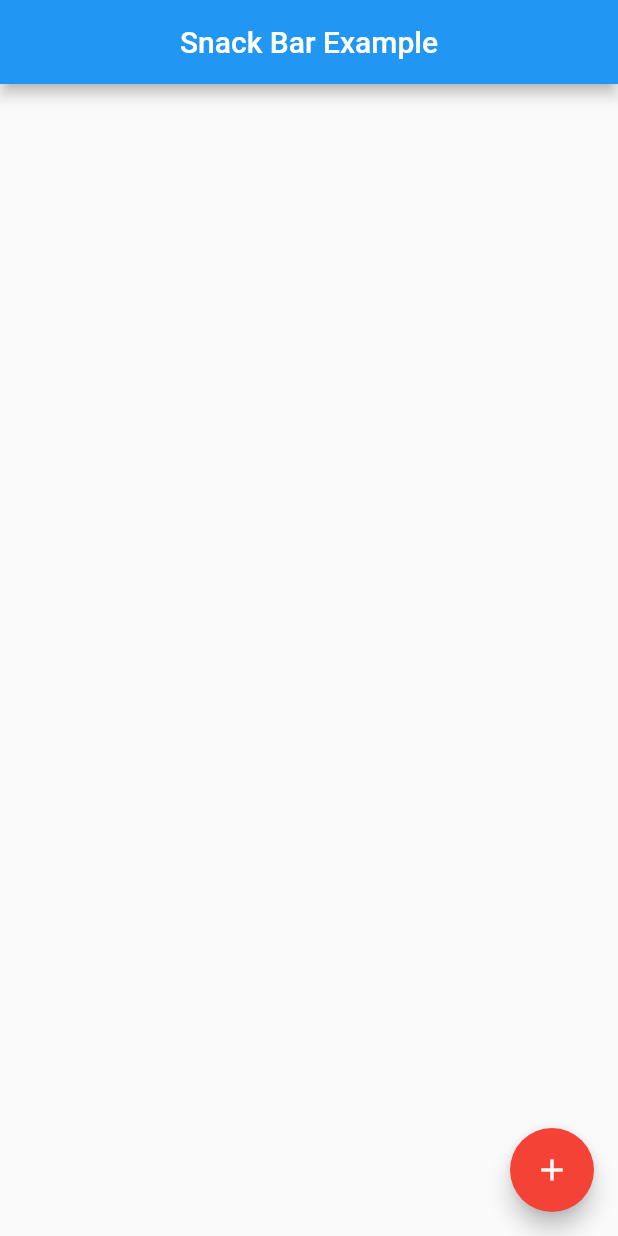
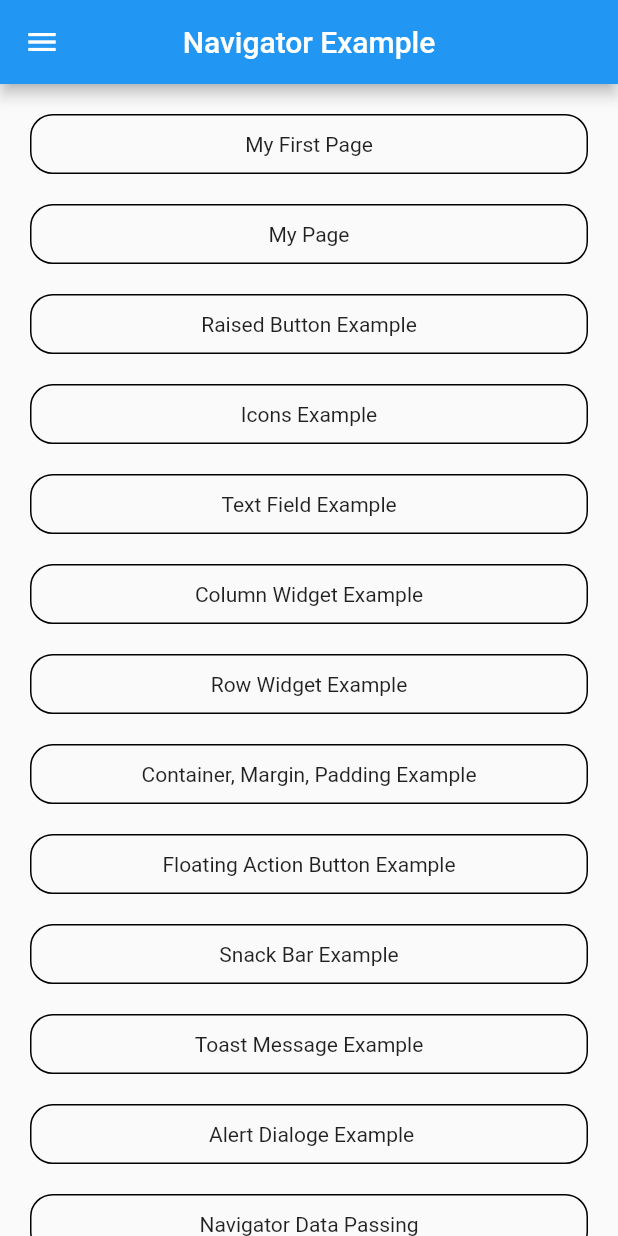
Before and after one commit to rameshboyee-personal/flutter_learning, a Flutter app: the screen it shows after launch, on a phone screen of 412 x 824 dp. Run offline on Flutter 3.47's test engine with Material 2 defaults, Android fonts, the phone set to English and light mode, and no system bars; our stand-ins replace fluttertoast.

Commit message:
Regarding practicing  on some on below widgets... ---------------------------------------- user_form.dart userDetails.dart ListViewDataPassing dynamic_list_view_data_passing.dart list_data_passed_page.dart Screens alert_dialoge_example.dart column_widget.dart dynamic_list_view.dart list_view_example.dart my_page.dart MyIcon.dart navigator_example.dart raised_button.dart row_widget.dart text_field_page.dart toast_message_example.dart main.dart pubspec.lock pubspec.yaml ---------------------------------------- above files are pushed to master... ---------------------------------------

```diff
--- /dev/null
+++ b/lib/DataPassingBetweenTwoScreens/userDetails.dart
@@ -0,0 +1,45 @@
+
+import 'package:flutter/cupertino.dart';
+import 'package:flutter/material.dart';
+
+class UserDetailsPage extends StatelessWidget {
+
+  late String email,phoneNumber;
+  UserDetailsPage(this.email,this.phoneNumber);
+  @override
+  Widget build(BuildContext context) {
+    return Scaffold(
+      appBar: AppBar(
+        title: Text("User Details Page"),
+        centerTitle: true,
+      ),
+      body: ListView(
+        padding: EdgeInsets.all(20),
+        children: [
+          SizedBox(
+            height: 50,
+            child: Row(
+              mainAxisAlignment: MainAxisAlignment.spaceAround,
+              children: [
+                Text("E-Mail"),
+                Text("$email")
+              ],
+            ),
+          ),
+
+          SizedBox(
+            height: 50,
+            child: Row(
+              mainAxisAlignment: MainAxisAlignment.spaceAround,
+              children: [
+                Text("Phone Number"),
+                Text("$phoneNumber")
+              ],
+            ),
+          )
+
+        ],
+      ),
+    );
+  }
+}
--- /dev/null
+++ b/lib/DataPassingBetweenTwoScreens/user_form.dart
@@ -0,0 +1,60 @@
+import 'package:flutter/material.dart';
+import 'package:hello_world/DataPassingBetweenTwoScreens/userDetails.dart';
+
+class userForm extends StatelessWidget {
+
+  TextEditingController emailController = TextEditingController();
+  TextEditingController phoneNumberController = TextEditingController();
+
+  @override
+  Widget build(BuildContext context) {
+    return Scaffold(
+      appBar: AppBar(title: Text("User Form")),
+      body: Container(
+        margin: EdgeInsets.all(16),
+        child: Column(
+          children: [
+            Container(
+              margin: EdgeInsets.all(16),
+              child: TextField(
+                controller: emailController,
+                keyboardType: TextInputType.emailAddress,
+                decoration: InputDecoration(
+                    hintText: "Enter Email",
+                    suffixIcon: Icon(Icons.mail),
+                    border: OutlineInputBorder()),
+              ),
+            ),
+            Container(
+              margin: EdgeInsets.all(16),
+              child: TextField(
+                controller: phoneNumberController,
+                keyboardType: TextInputType.phone,
+                decoration: InputDecoration(
+                    hintText: "Enter Phone Number",
+                    suffixIcon: Icon(Icons.phone),
+                    border: OutlineInputBorder()),
+              ),
+            ),
+            Container(
+              margin: const EdgeInsets.all(16),
+              child: RaisedButton(
+                onPressed: () {
+                  goToUserDetailsPage(context);
+                },
+                child: const Text("Go to Details Page"),
+              ),
+            )
+          ],
+        ),
+      ),
+    );
+  }
+  goToUserDetailsPage(BuildContext context) {
+    Navigator.push(
+        context,
+        MaterialPageRoute(builder: (context)=> UserDetailsPage(emailController.text.toString(),phoneNumberController.text.toString()) )
+    );
+
+  }
+}
--- /dev/null
+++ b/lib/ListViewDataPassing/dynamic_list_view_data_passing.dart
@@ -0,0 +1,47 @@
+import 'package:flutter/cupertino.dart';
+import 'package:flutter/material.dart';
+
+import 'list_data_passed_page.dart';
+
+class ListViewDataPassingExample extends StatelessWidget {
+  const ListViewDataPassingExample({Key? key}) : super(key: key);
+
+  @override
+  Widget build(BuildContext context) {
+    return Scaffold(
+      appBar: AppBar(
+        title: Text("Dynamic List View Data Passing Example"),
+        centerTitle: true,
+      ),
+      body: createListView(),
+    );
+  }
+
+  List<String> generateListItems() {
+    // List<String> list =List.generate(21, (counter) => "Item $counter");
+    List<String> list = ['Belize', 'Benin	', 'India', 'Bolivia', 'Brazil','Brunei'];
+
+    return list;
+  }
+
+  Widget createListView() {
+    var listItems = generateListItems();
+    var listView = ListView.builder(
+        itemCount: listItems.length,
+        itemBuilder: (context, index) {
+          return ListTile(
+            title: Text(listItems[index]),
+            leading: Icon(Icons.phone),
+            trailing: Icon(Icons.arrow_forward),
+            subtitle: Text("How are you"),
+            onTap: () => goTOListDataPassedPage(context,listItems[index])
+          );
+        });
+
+    return listView;
+  }
+
+  goTOListDataPassedPage(BuildContext context , String listStr) {
+    Navigator.push(context, MaterialPageRoute(builder: (context)=>ListViewDataPassedPage(listStr)));
+  }
+}
--- /dev/null
+++ b/lib/ListViewDataPassing/list_data_passed_page.dart
@@ -0,0 +1,17 @@
+import 'package:flutter/cupertino.dart';
+import 'package:flutter/material.dart';
+
+class ListViewDataPassedPage extends StatelessWidget {
+  String country;
+  ListViewDataPassedPage(this.country);
+
+  @override
+  Widget build(BuildContext context) {
+    return Scaffold(
+      appBar: AppBar(
+        title: Text("Welcome To $country"),
+      ),
+      body: Center(child: Text("I Love  $country"))
+    );
+  }
+}
--- a/lib/Screens/MyIcon.dart
+++ b/lib/Screens/MyIcon.dart
@@ -1,11 +1,25 @@
 import 'package:flutter/material.dart';
 
 class MyIcon extends StatelessWidget {
-
-
   @override
   Widget build(BuildContext context) {
-    return Text("I am Stateless Widget .I don't change never.");
+    return Scaffold(
+      appBar: AppBar(
+        title: const Text("Icons Page"),
+        centerTitle: true,
+      ),
+      body: Center(child: Column(
+        mainAxisAlignment: MainAxisAlignment.spaceEvenly,
+        children: [
+          Text("I am Stateless Widget .I don't change never."),
+          Text("Below are some Icons"),
+          Icon(Icons.abc),
+          Icon(Icons.home),
+          Icon(Icons.done),
+          Icon(Icons.airplane_ticket),
+
+        ],
+      )),
+    );
   }
-
 }
--- /dev/null
+++ b/lib/Screens/alert_dialoge_example.dart
@@ -0,0 +1,65 @@
+
+import 'package:flutter/material.dart';
+import 'package:fluttertoast/fluttertoast.dart';
+
+class AlertDialogeExample extends StatelessWidget {
+  const AlertDialogeExample({Key? key}) : super(key: key);
+
+  @override
+  Widget build(BuildContext context) {
+    return Scaffold(
+
+      appBar: AppBar(
+        title: const Text("Alert Dialoge Example"),
+        centerTitle: true,
+      ),
+
+      body: RaisedButton(
+        onPressed: () {
+          craeteAlertDialoge(context);
+        },
+        child: const Text('Show Alert Dialoge'),
+      ),
+
+
+    );
+  }
+
+  craeteAlertDialoge(BuildContext context) {
+    var alertDialoge = AlertDialog(
+       title: Text("Congrats!!"),
+       content: Text("Congrats You have wone iPhone 7 plus!!"),
+       backgroundColor: Colors.green,
+       elevation: 10.0 ,
+      actions: [
+        RaisedButton(onPressed: () {
+          Navigator.pop(context);
+         },
+          child: Icon(Icons.cancel),),
+
+        RaisedButton(onPressed: () {
+          Navigator.pop(context);
+        },
+          child: Icon(Icons.tiktok_outlined),),
+        GestureDetector(
+          child: Icon(Icons.home),
+          onTap: () {
+            Navigator.pop(context);
+          },
+        ),
+        GestureDetector(
+          child: Text("Ok"),
+          onTap: () {
+            Navigator.pop(context);
+          },
+        )
+      ],
+    );
+    showDialog(
+        context: context,
+        builder: (BuildContext context){
+         return alertDialoge;
+    });
+  }
+
+}
--- a/lib/Screens/column_widget.dart
+++ b/lib/Screens/column_widget.dart
@@ -8,10 +8,10 @@ class ColoumnWidgetPage extends StatelessWidget {
     return Scaffold(
         backgroundColor: Colors.white60,
         appBar: AppBar(
-          title: const Text("First Page"),
+          title: const Text("Column Widget Example"),
           centerTitle: true,
-          backgroundColor: Colors.yellow,
-          leading: Icon(Icons.home),
+          backgroundColor: Colors.green,
+          // leading: Icon(Icons.home),
         ),
         body: Center(
           child: Column(
--- /dev/null
+++ b/lib/Screens/dynamic_list_view.dart
@@ -0,0 +1,40 @@
+import 'package:flutter/material.dart';
+
+class DynamicListViewExample extends StatelessWidget {
+  const DynamicListViewExample({Key? key}) : super(key: key);
+
+  @override
+  Widget build(BuildContext context) {
+    return Scaffold(
+      appBar: AppBar(
+        title: Text("Dynamic List View Example"),
+        centerTitle: true,
+      ),
+      body: createListView(),
+    );
+  }
+
+  List<String> generateListItems() {
+    List<String> list =List.generate(21, (counter) => "Item $counter");
+    return list;
+  }
+  Widget createListView() {
+
+    var listItems = generateListItems();
+    var listView = ListView.builder(itemCount:listItems.length,itemBuilder: (context,index) {
+
+      return ListTile(
+        title: Text(listItems[index]),
+        leading: Icon(Icons.money),
+        trailing: Icon(Icons.light),
+        subtitle: Text("How are you"),
+        onTap: () {
+          print(listItems[index]);
+        },
+      );
+
+    });
+
+    return listView;
+  }
+}
--- /dev/null
+++ b/lib/Screens/list_view_example.dart
@@ -0,0 +1,43 @@
+import 'package:flutter/material.dart';
+
+class ListViewExample extends StatelessWidget {
+  const ListViewExample({Key? key}) : super(key: key);
+
+  @override
+  Widget build(BuildContext context) {
+    return Scaffold(
+      appBar: AppBar(
+        title: const Text("List View Example"),
+        centerTitle: true,
+      ),
+      body: createListView(),
+    );
+  }
+
+  Widget createListView() {
+    var listView = ListView(
+      padding: EdgeInsets.all(8),
+      children:  <Widget>[
+        ListTile(
+
+          leading: Icon(Icons.phone),
+          title: Text("Mobile Phone"),
+          subtitle: Text("This is ListTile"),
+          trailing: Icon(Icons.attach_money),
+          onTap: () {
+            print("Mobiles");
+          },
+        ),
+        ListTile(
+          leading: Icon(Icons.laptop_chromebook),
+          title: Text("New Chrome Book"),
+        ),
+        Text("This is text in List View"),
+        Text("This is text in List View"),
+        Container(color: Colors.blueGrey,height: 78,child: Text("1.This is Container in List View\n 2.Build list View in Dynamic"),padding: EdgeInsets.all(8),)
+      ],
+    );
+
+    return listView;
+  }
+}
--- a/lib/Screens/my_page.dart
+++ b/lib/Screens/my_page.dart
@@ -1,10 +1,13 @@
 import 'package:flutter/cupertino.dart';
+import 'package:flutter/material.dart';
 
 class MyPage extends StatelessWidget {
   const MyPage({Key? key}) : super(key: key);
 
   @override
   Widget build(BuildContext context) {
-    return  const Text("This is from different file");
+    return   const Scaffold(
+      body: Center(child: Text("This is from different file")),
+    );
   }
 }
--- /dev/null
+++ b/lib/Screens/navigator_example.dart
@@ -0,0 +1,320 @@
+import 'package:flutter/material.dart';
+import 'package:hello_world/Screens/MyIcon.dart';
+import 'package:hello_world/Screens/alert_dialoge_example.dart';
+import 'package:hello_world/Screens/container_margin_padding.dart';
+import 'package:hello_world/Screens/dynamic_list_view.dart';
+import 'package:hello_world/Screens/my_first_page.dart';
+import 'package:hello_world/Screens/my_page.dart';
+import 'package:hello_world/Screens/raised_button.dart';
+import 'package:hello_world/Screens/row_widget.dart';
+import 'package:hello_world/Screens/snack_bar.dart';
+import 'package:hello_world/Screens/text_field_page.dart';
+import 'package:hello_world/Screens/toast_message_example.dart';
+
+import '../DataPassingBetweenTwoScreens/user_form.dart';
+import 'column_widget.dart';
+import '../ListViewDataPassing/dynamic_list_view_data_passing.dart';
+import 'floating_action_button.dart';
+import 'list_view_example.dart';
+
+class NavigatorExample extends StatelessWidget {
+  const NavigatorExample({Key? key}) : super(key: key);
+
+  @override
+  Widget build(BuildContext context) {
+    return Scaffold(
+        appBar: AppBar(
+          title: const Text("Navigator Example"),
+          centerTitle: true,
+          leading: Icon(Icons.menu),
+        ),
+        body: Center(
+          child: ListView(
+            padding: EdgeInsets.all(10),
+            children: [
+              GestureDetector(
+                  child: Container(
+                    decoration: BoxDecoration(
+                        borderRadius: BorderRadius.circular(15.0),
+                        border: Border.all(color: Colors.black)),
+                    height: 40,
+                    margin: EdgeInsets.all(10),
+                    child: Center(child: (Text("My First Page"))),
+                  ),
+                  onTap: () => goToFirstScreen(context)
+              ),
+
+              GestureDetector(
+                  child: Container(
+                    height: 40,
+                    decoration: BoxDecoration(
+                        borderRadius: BorderRadius.circular(15.0),
+                        border: Border.all(color: Colors.black)),
+                    margin: EdgeInsets.all(10),
+                    child: Center(child: (Text("My Page"))),
+                  ),
+                  onTap: () => goToMyPage(context)
+              ),
+
+              GestureDetector(
+                  child: Container(
+                    height: 40,
+                    decoration: BoxDecoration(
+                        borderRadius: BorderRadius.circular(15.0),
+                        border: Border.all(color: Colors.black)),
+                    margin: EdgeInsets.all(10),
+                    child: Center(child: (Text("Raised Button Example"))),
+                  ),
+                  onTap: () => goToRaisedButtonExample(context)
+              ),
+
+              GestureDetector(
+                child: Container(
+                  height: 40,
+                  decoration: BoxDecoration(
+                      borderRadius: BorderRadius.circular(15.0),
+                      border: Border.all(color: Colors.black)),
+                  margin: const EdgeInsets.all(10),
+                  child: Center(child: (const Text("Icons Example"))),
+                ),
+                onTap: () => goToIconsExample(context),
+              ),
+
+              GestureDetector(
+                child: Container(
+                  height: 40,
+                  decoration: BoxDecoration(
+                      borderRadius: BorderRadius.circular(15.0),
+                      border: Border.all(color: Colors.black)),
+                  margin: EdgeInsets.all(10),
+                  child: Center(child: (Text("Text Field Example"))),
+                ),
+                onTap: () => goToTextFieldExample(context),
+              ),
+
+              GestureDetector(
+                child: Container(
+                  height: 40,
+                  decoration: BoxDecoration(
+                      borderRadius: BorderRadius.circular(15.0),
+                      border: Border.all(color: Colors.black)),
+                  margin: EdgeInsets.all(10),
+                  child: Center(child: (Text("Column Widget Example"))),
+                ),
+                onTap: ()=>goToColumnWidgetExample(context),
+              ),
+
+              GestureDetector(
+                child: Container(
+                  height: 40,
+                  decoration: BoxDecoration(
+                      borderRadius: BorderRadius.circular(15.0),
+                      border: Border.all(color: Colors.black)),
+                  margin: EdgeInsets.all(10),
+                  child: Center(child: (Text("Row Widget Example"))),
+                ),
+                onTap: () => goToRowWidgetExample(context),
+              ),
+
+              GestureDetector(
+                child: Container(
+                  height: 40,
+                  decoration: BoxDecoration(
+                      borderRadius: BorderRadius.circular(15.0),
+                      border: Border.all(color: Colors.black)),
+                  margin: EdgeInsets.all(10),
+                  child: Center(
+                      child: (Text("Container, Margin, Padding Example"))),
+                ),
+                onTap: ()=>goToContainerPaddingMarginExample(context),
+              ),
+
+              GestureDetector(
+                child: Container(
+                  height: 40,
+                  decoration: BoxDecoration(
+                      borderRadius: BorderRadius.circular(15.0),
+                      border: Border.all(color: Colors.black)),
+                  margin: EdgeInsets.all(10),
+                  child:
+                      Center(child: (Text("Floating Action Button Example"))),
+                ),
+                onTap: () => goToFloatingActionButtonExample(context),
+              ),
+
+              GestureDetector(
+                child: Container(
+                  height: 40,
+                  decoration: BoxDecoration(
+                      borderRadius: BorderRadius.circular(15.0),
+                      border: Border.all(color: Colors.black)),
+                  margin: EdgeInsets.all(10),
+                  child: Center(child: (Text("Snack Bar Example"))),
+                ),
+                onTap: () => goToSnackBarExample(context),
+              ),
+
+              GestureDetector(
+                child: Container(
+                  height: 40,
+                  decoration: BoxDecoration(
+                      borderRadius: BorderRadius.circular(15.0),
+                      border: Border.all(color: Colors.black)),
+                  margin: EdgeInsets.all(10),
+                  child: Center(child: (Text("Toast Message Example"))),
+                ),
+                onTap: ()=>goToToastMessageExample(context),
+              ),
+
+              GestureDetector(
+                child: Container(
+                  height: 40,
+                  decoration: BoxDecoration(
+                      borderRadius: BorderRadius.circular(15.0),
+                      border: Border.all(color: Colors.black)),
+                  margin: EdgeInsets.all(10),
+                  child: Center(child: (Text(" Alert Dialoge Example"))),
+                ),
+                onTap: () =>goToAlertDialogeExample(context),
+              ),
+
+              GestureDetector(
+                child: Container(
+                  height: 40,
+                  decoration: BoxDecoration(
+                      borderRadius: BorderRadius.circular(15.0),
+                      border: Border.all(color: Colors.black)),
+                  margin: EdgeInsets.all(10),
+                  child: Center(child: (Text("Navigator Data Passing"))),
+                ),
+                onTap: () =>goToNavigatorDataPassing(context),
+              ),
+
+              GestureDetector(
+                child: Container(
+                  height: 40,
+                  decoration: BoxDecoration(
+                      borderRadius: BorderRadius.circular(15.0),
+                      border: Border.all(color: Colors.black)),
+                  margin: EdgeInsets.all(10),
+                  child: Center(child: (Text("List View Page"))),
+                ),
+                onTap: () =>goToListViewPage(context),
+              ),
+
+              GestureDetector(
+                child: Container(
+                  height: 40,
+                  decoration: BoxDecoration(
+                      borderRadius: BorderRadius.circular(15.0),
+                      border: Border.all(color: Colors.black)),
+                  margin: EdgeInsets.all(10),
+                  child: Center(child: (Text("Dynamic List View Page"))),
+                ),
+                onTap: () =>goToDynamicListViewPage(context),
+              ),
+
+
+              GestureDetector(
+                child: Container(
+                  height: 40,
+                  decoration: BoxDecoration(
+                      borderRadius: BorderRadius.circular(15.0),
+                      border: Border.all(color: Colors.black)),
+                  margin: EdgeInsets.all(10),
+                  child: Center(child: (Text("Dynamic List View Data Passing"))),
+                ),
+                onTap: () =>goToDynamicListViewDataPassing(context),
+              ),
+
+
+            ],
+          ),
+        ));
+  }
+
+  goToFirstScreen(BuildContext context) {
+    Navigator.push(
+        context, MaterialPageRoute(builder: (context) => const MyFirstPage()));
+  }
+
+  goToMyPage(BuildContext context) {
+    Navigator.push(
+        context, MaterialPageRoute(builder: (context) => const MyPage()));
+  }
+
+  goToRaisedButtonExample(BuildContext context) {
+    Navigator.push(context,
+        MaterialPageRoute(builder: (context) => const RaisedButtonPage()));
+  }
+
+  goToIconsExample(BuildContext context) {
+    Navigator.push(context, MaterialPageRoute(builder: (context) => MyIcon()));
+  }
+
+  goToTextFieldExample(BuildContext context) {
+    Navigator.push(
+        context, MaterialPageRoute(builder: (context) => TextFieldPage()));
+  }
+
+  goToColumnWidgetExample(BuildContext context) {
+    Navigator.push(context,
+        MaterialPageRoute(builder: (context) => const ColoumnWidgetPage()));
+  }
+
+  goToRowWidgetExample(BuildContext context) {
+    Navigator.push(context,
+        MaterialPageRoute(builder: (context) => const RowWidgetPage()));
+  }
+
+  goToContainerPaddingMarginExample(BuildContext context) {
+    Navigator.push(
+        context,
+        MaterialPageRoute(
+            builder: (context) => const ContainerMarginPaddingPage()));
+  }
+
+  goToFloatingActionButtonExample(BuildContext context) {
+    Navigator.push(
+        context,
+        MaterialPageRoute(
+            builder: (context) => const FlotingActionButtonPage()));
+  }
+
+  goToSnackBarExample(BuildContext context) {
+    Navigator.push(
+        context, MaterialPageRoute(builder: (context) => SnackBarPage()));
+  }
+
+  goToToastMessageExample(BuildContext context) {
+    Navigator.push(context,
+        MaterialPageRoute(builder: (context) => const ToastMessageExample()));
+  }
+
+  goToAlertDialogeExample(BuildContext context) {
+    Navigator.push(context,
+        MaterialPageRoute(builder: (context) => const AlertDialogeExample()));
+  }
+
+  goToNavigatorDataPassing(BuildContext context) {
+    Navigator.push(context,
+        MaterialPageRoute(builder: (context) => userForm()));
+  }
+
+  goToListViewPage(BuildContext context) {
+    Navigator.push(context,
+        MaterialPageRoute(builder: (context) => ListViewExample()));
+  }
+
+  goToDynamicListViewPage(BuildContext context) {
+    Navigator.push(context,
+        MaterialPageRoute(builder: (context) => DynamicListViewExample()));
+  }
+
+  goToDynamicListViewDataPassing(BuildContext context) {
+    Navigator.push(
+        context,
+        MaterialPageRoute(builder: (context) => ListViewDataPassingExample()));
+  }
+
+}
--- a/lib/Screens/raised_button.dart
+++ b/lib/Screens/raised_button.dart
@@ -8,7 +8,7 @@ class RaisedButtonPage extends StatelessWidget {
     return Scaffold(
       backgroundColor: Colors.white60,
       appBar: AppBar(
-        title: const Text("First Page"),
+        title: const Text("Raised Button Example"),
         centerTitle: true,
         backgroundColor: Colors.green,
         leading: Icon(Icons.home),
--- a/lib/Screens/row_widget.dart
+++ b/lib/Screens/row_widget.dart
@@ -8,10 +8,10 @@ class RowWidgetPage extends StatelessWidget {
     return    Scaffold(
       backgroundColor: Colors.white60,
       appBar: AppBar(
-        title: const Text("First Page"),
+        title: const Text("Row Widget Example"),
         centerTitle: true,
         backgroundColor: Colors.green,
-        leading: Icon(Icons.home),
+        // leading: Icon(Icons.home),
       ),
 
       body:   Center(
--- a/lib/Screens/text_field_page.dart
+++ b/lib/Screens/text_field_page.dart
@@ -56,6 +56,7 @@ class TextFieldPage extends StatelessWidget {
               )
             ],
           ),
-        ));
+        )
+    );
   }
 }
--- /dev/null
+++ b/lib/Screens/toast_message_example.dart
@@ -0,0 +1,32 @@
+
+import 'package:flutter/material.dart';
+import 'package:fluttertoast/fluttertoast.dart';
+
+class ToastMessageExample extends StatelessWidget {
+  const ToastMessageExample({Key? key}) : super(key: key);
+
+  @override
+  Widget build(BuildContext context) {
+    return Scaffold(
+
+      appBar: AppBar(
+        title: const Text("Toast Message Example"),
+        centerTitle: true,
+      ),
+
+      body: RaisedButton(
+        onPressed: () {
+           Fluttertoast.showToast(
+               msg: "Hello this is toast message",
+               toastLength: Toast.LENGTH_SHORT,
+               gravity: ToastGravity.CENTER_RIGHT
+
+           );
+        },
+        child: const Text('Toast Message'),
+      ),
+
+
+    );
+  }
+}
--- a/lib/main.dart
+++ b/lib/main.dart
@@ -1,9 +1,12 @@
 import 'package:flutter/material.dart';
+import 'package:hello_world/Screens/alert_dialoge_example.dart';
 import 'package:hello_world/Screens/container_margin_padding.dart';
 import 'package:hello_world/Screens/my_first_page.dart';
+import 'package:hello_world/Screens/navigator_example.dart';
 import 'package:hello_world/Screens/raised_button.dart';
 import 'package:hello_world/Screens/row_widget.dart';
 import 'package:hello_world/Screens/text_field_page.dart';
+import 'package:hello_world/Screens/toast_message_example.dart';
 
 import 'Screens/column_widget.dart';
 import 'Screens/floating_action_button.dart';
@@ -29,7 +32,7 @@ class MyApp extends StatelessWidget {
         primarySwatch: Colors.blue,
         brightness: Brightness.light, /*fontFamily: "Ind"*/
       ),
-      home: SnackBarPage()
+      home: NavigatorExample()
     );
   }
 }
--- a/pubspec.yaml
+++ b/pubspec.yaml
@@ -29,6 +29,8 @@ environment:
 dependencies:
   flutter:
     sdk: flutter
+    # add this line to your dependencies
+  fluttertoast: ^8.0.9
 
 
   # The following adds the Cupertino Icons font to your application.
```
Also changed, not shown: pubspec.lock.
